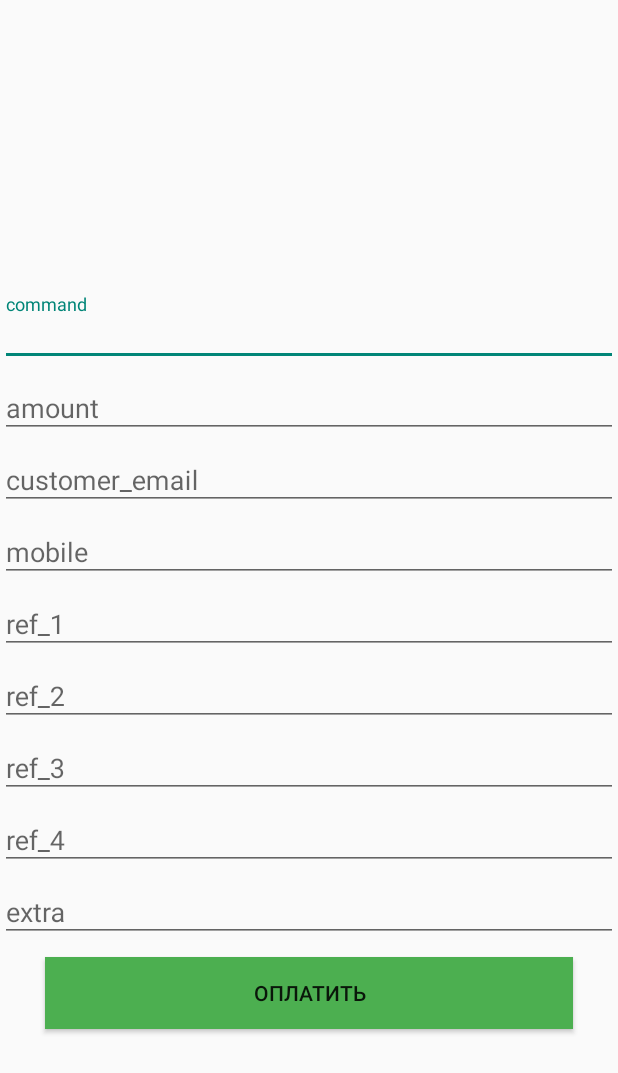
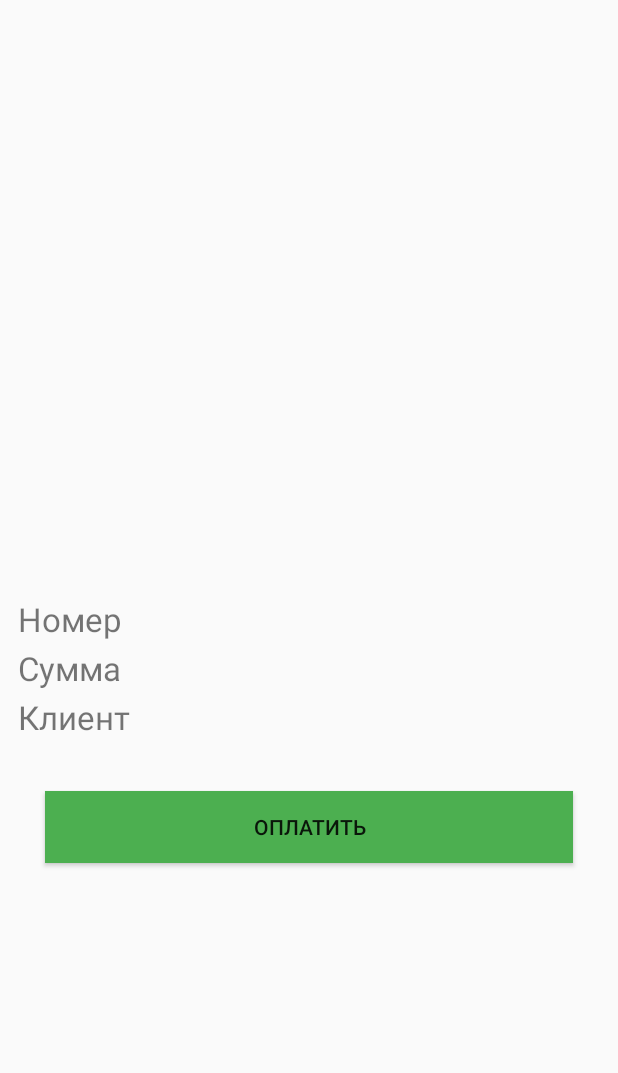
Before and after one commit to StashBank/DeliveryManagment, an Android app: the layout activity_payment.xml on its own in the app's theme, with its tools: preview values and no code run, on a phone screen of 412 x 824 dp. Shown: the top 1073 px of the screen. Run offline under Robolectric (Android 15) with nearby library versions, the phone set to English and light mode, and no system bars.

Commit message:
payment screen
improvements of payment screen and process

```diff
--- a/app/src/main/res/layout/activity_payment.xml
+++ b/app/src/main/res/layout/activity_payment.xml
@@ -15,7 +15,6 @@
 		android:visibility="gone"/>
 
 	<LinearLayout
-		android:visibility="gone"
 		android:id="@+id/payment_number_wrap"
 		android:layout_width="match_parent"
 		android:layout_height="wrap_content"
@@ -38,7 +37,6 @@
 	</LinearLayout>
 
 	<LinearLayout
-		android:visibility="gone"
 		android:id="@+id/payment_amount_wrap"
 		android:layout_width="match_parent"
 		android:layout_height="wrap_content"
@@ -61,7 +59,6 @@
 	</LinearLayout>
 
 	<LinearLayout
-		android:visibility="gone"
 		android:id="@+id/payment_client_wrap"
 		android:layout_width="match_parent"
 		android:layout_height="wrap_content"
@@ -84,123 +81,6 @@
 			android:textSize="24sp" />
 	</LinearLayout>
 
-	<LinearLayout
-		android:layout_width="match_parent"
-		android:layout_height="wrap_content"
-		android:orientation="vertical"
-		android:id="@+id/swiff_params"
-		android:layout_centerInParent="true">
-
-		<android.support.design.widget.TextInputLayout
-			android:layout_width="match_parent"
-			android:layout_height="48dp">
-
-		<EditText
-			android:id="@+id/et_command"
-			android:layout_width="match_parent"
-			android:layout_height="match_parent"
-			android:hint="command" />
-
-		</android.support.design.widget.TextInputLayout>
-
-		<android.support.design.widget.TextInputLayout
-			android:layout_width="match_parent"
-			android:layout_height="48dp">
-
-			<EditText
-				android:id="@+id/et_amount"
-				android:layout_width="match_parent"
-				android:layout_height="match_parent"
-				android:hint="amount" />
-
-		</android.support.design.widget.TextInputLayout>
-
-		<android.support.design.widget.TextInputLayout
-			android:layout_width="match_parent"
-			android:layout_height="48dp">
-
-			<EditText
-				android:id="@+id/et_customer_email"
-				android:layout_width="match_parent"
-				android:layout_height="match_parent"
-				android:hint="customer_email" />
-
-		</android.support.design.widget.TextInputLayout>
-
-		<android.support.design.widget.TextInputLayout
-			android:layout_width="match_parent"
-			android:layout_height="48dp">
-
-			<EditText
-				android:id="@+id/et_mobile"
-				android:layout_width="match_parent"
-				android:layout_height="match_parent"
-				android:hint="mobile" />
-
-		</android.support.design.widget.TextInputLayout>
-
-		<android.support.design.widget.TextInputLayout
-			android:layout_width="match_parent"
-			android:layout_height="48dp">
-
-			<EditText
-				android:id="@+id/et_ref_1"
-				android:layout_width="match_parent"
-				android:layout_height="match_parent"
-				android:hint="ref_1" />
-
-		</android.support.design.widget.TextInputLayout>
-
-		<android.support.design.widget.TextInputLayout
-			android:layout_width="match_parent"
-			android:layout_height="48dp">
-
-			<EditText
-				android:id="@+id/et_ref_2"
-				android:layout_width="match_parent"
-				android:layout_height="match_parent"
-				android:hint="ref_2" />
-
-		</android.support.design.widget.TextInputLayout>
-
-		<android.support.design.widget.TextInputLayout
-			android:layout_width="match_parent"
-			android:layout_height="48dp">
-
-			<EditText
-				android:id="@+id/et_ref_3"
-				android:layout_width="match_parent"
-				android:layout_height="match_parent"
-				android:hint="ref_3" />
-
-		</android.support.design.widget.TextInputLayout>
-
-		<android.support.design.widget.TextInputLayout
-			android:layout_width="match_parent"
-			android:layout_height="48dp">
-
-			<EditText
-				android:id="@+id/et_ref_4"
-				android:layout_width="match_parent"
-				android:layout_height="match_parent"
-				android:hint="ref_4" />
-
-		</android.support.design.widget.TextInputLayout>
-
-		<android.support.design.widget.TextInputLayout
-			android:layout_width="match_parent"
-			android:layout_height="48dp">
-
-			<EditText
-				android:id="@+id/et_extra"
-				android:layout_width="match_parent"
-				android:layout_height="match_parent"
-				android:hint="extra" />
-
-		</android.support.design.widget.TextInputLayout>
-
-	</LinearLayout>
-
 	<Button
 		android:id="@+id/btn_pay"
 		android:onClick="onPayment"
@@ -211,7 +91,7 @@
 		android:layout_marginLeft="30dp"
 		android:layout_marginRight="30dp"
 		android:background="@color/colorActivated"
-		android:layout_below="@id/swiff_params"
+		android:layout_below="@id/payment_client_wrap"
 		android:layout_marginTop="10dp"/>
 
 </RelativeLayout>
```
Also changed, not shown: app/src/main/java/com/stashbank/deliveryManagement/PaymentActivity.java (+22 -59 lines), app/src/main/res/drawable-hdpi/ic_done.png (added), app/src/main/res/drawable-mdpi/ic_done.png (added), app/src/main/res/drawable-xhdpi/ic_done.png (added), app/src/main/res/drawable-xxhdpi/ic_done.png (added).
